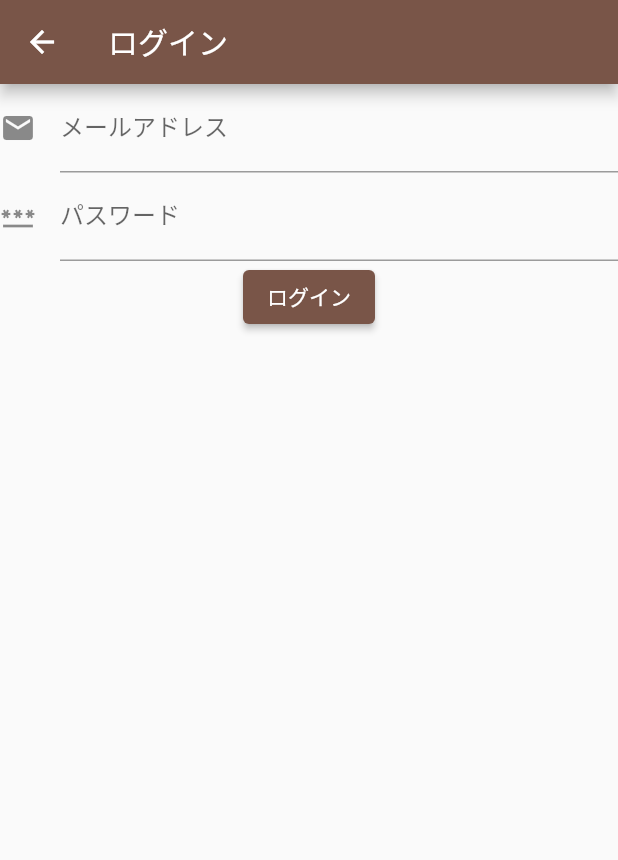
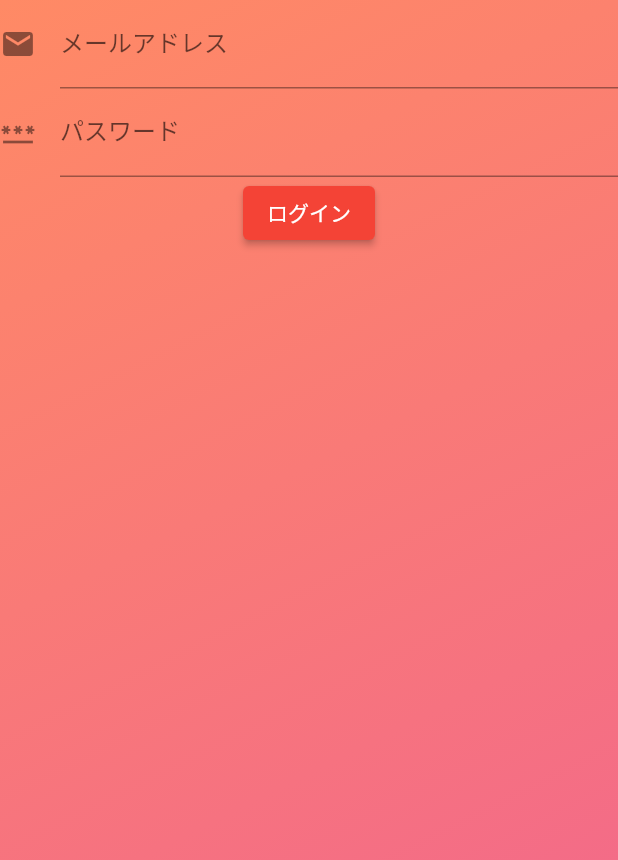
Before and after one commit to rc-code-jp/media_feed_app, a Flutter app: the SignInScreen screen opened by its route, on a phone screen of 412 x 824 dp. Shown: the top 860 px of the screen. Run offline on Flutter 3.47's test engine with Material 2 defaults, Android fonts, the phone set to English and light mode, and no system bars; our stand-ins replace flutter_riverpod, flutter_secure_storage, share_plus, video_player; missing offline and left inert: simple_logger; accounts and stored records are empty.

Commit message:
スタートページから分岐する

```diff
--- /dev/null
+++ b/lib/features/auth/widgets/sign_in_form.dart
@@ -0,0 +1,47 @@
+import 'package:flutter/material.dart';
+import 'package:flutter_riverpod/flutter_riverpod.dart';
+import 'package:media_feed_app/libraries/auth_storage.dart';
+
+class SignInForm extends ConsumerStatefulWidget {
+  const SignInForm({Key? key}) : super(key: key);
+
+  @override
+  SignInFormState createState() => SignInFormState();
+}
+
+class SignInFormState extends ConsumerState<SignInForm> {
+  final _formKey = GlobalKey<FormState>();
+
+  @override
+  Widget build(BuildContext context) {
+    return Form(
+      key: _formKey,
+      child: Column(
+        children: [
+          TextFormField(
+            decoration: const InputDecoration(
+              icon: Icon(Icons.email),
+              labelText: 'メールアドレス',
+            ),
+          ),
+          TextFormField(
+            obscureText: true,
+            decoration: const InputDecoration(
+              icon: Icon(Icons.password),
+              labelText: 'パスワード',
+            ),
+          ),
+          ElevatedButton(
+            onPressed: () {
+              // ログイン処理
+              AuthStorage().write('dummy');
+              // ログイン後にホーム画面に遷移
+              Navigator.pushReplacementNamed(context, '/main');
+            },
+            child: const Text('ログイン'),
+          ),
+        ],
+      ),
+    );
+  }
+}
--- a/lib/features/feed/widgets/point_dialog.dart
+++ b/lib/features/feed/widgets/point_dialog.dart
@@ -28,7 +28,7 @@
           return Opacity(
             opacity: value,
             child: Padding(
-              padding: EdgeInsets.only(top: 30 * value),
+              padding: EdgeInsets.only(bottom: 30 * value),
               child: child,
             ),
           );
--- a/lib/screens/main_screen.dart
+++ b/lib/screens/main_screen.dart
@@ -21,7 +21,7 @@
   ];
 
   // ナビゲーションバーのアイテム
-  final navbarItems = [
+  final _navbarItems = [
     const BottomNavigationBarItem(
       icon: Icon(Icons.info_outline),
       activeIcon: Icon(Icons.info),
@@ -72,7 +72,7 @@
         iconSize: 18,
         selectedFontSize: 12,
         unselectedFontSize: 12,
-        items: navbarItems,
+        items: _navbarItems,
       ),
     );
   }
--- a/lib/screens/sign_in_screen.dart
+++ b/lib/screens/sign_in_screen.dart
@@ -1,6 +1,7 @@
 import 'package:flutter/material.dart';
 import 'package:flutter_riverpod/flutter_riverpod.dart';
-import 'package:media_feed_app/libraries/auth_storage.dart';
+import 'package:media_feed_app/features/auth/widgets/sign_in_form.dart';
+import 'package:media_feed_app/styles/utils.dart';
 
 class SignInScreen extends ConsumerWidget {
   const SignInScreen({Key? key}) : super(key: key);
@@ -8,36 +9,12 @@
   @override
   Widget build(BuildContext context, WidgetRef ref) {
     return Scaffold(
-      appBar: AppBar(
-        title: const Text('ログイン'),
-      ),
-      body: Center(
-        child: Column(
-          children: [
-            // TODO: flutter_form_builderとか良さそう
-            TextFormField(
-              decoration: const InputDecoration(
-                icon: Icon(Icons.email),
-                labelText: 'メールアドレス',
-              ),
-            ),
-            TextFormField(
-              obscureText: true,
-              decoration: const InputDecoration(
-                icon: Icon(Icons.password),
-                labelText: 'パスワード',
-              ),
-            ),
-            ElevatedButton(
-              onPressed: () {
-                // ログイン処理
-                AuthStorage().write('dummy');
-                // ログイン後にホーム画面に遷移
-                Navigator.pushReplacementNamed(context, '/main');
-              },
-              child: const Text('ログイン'),
-            ),
-          ],
+      body: Container(
+        decoration: UtilStyles.boxGradient,
+        child: SafeArea(
+          child: Column(
+            children: const [SignInForm()],
+          ),
         ),
       ),
     );
--- /dev/null
+++ b/lib/styles/utils.dart
@@ -0,0 +1,15 @@
+import 'package:flutter/material.dart';
+import 'package:media_feed_app/styles/colors.dart';
+
+class UtilStyles {
+  static const boxGradient = BoxDecoration(
+    gradient: LinearGradient(
+      colors: [
+        AppColors.linearGradient1,
+        AppColors.linearGradient2,
+      ],
+      begin: Alignment.topLeft,
+      end: Alignment.bottomRight,
+    ),
+  );
+}
```
Also changed, not shown: lib/main.dart (+5 -3 lines), lib/screens/home_screen.dart (+2 -10 lines), lib/screens/start_screen.dart (added, +40 -0 lines), lib/screens/tutorial_screen.dart (+105 -9 lines).
